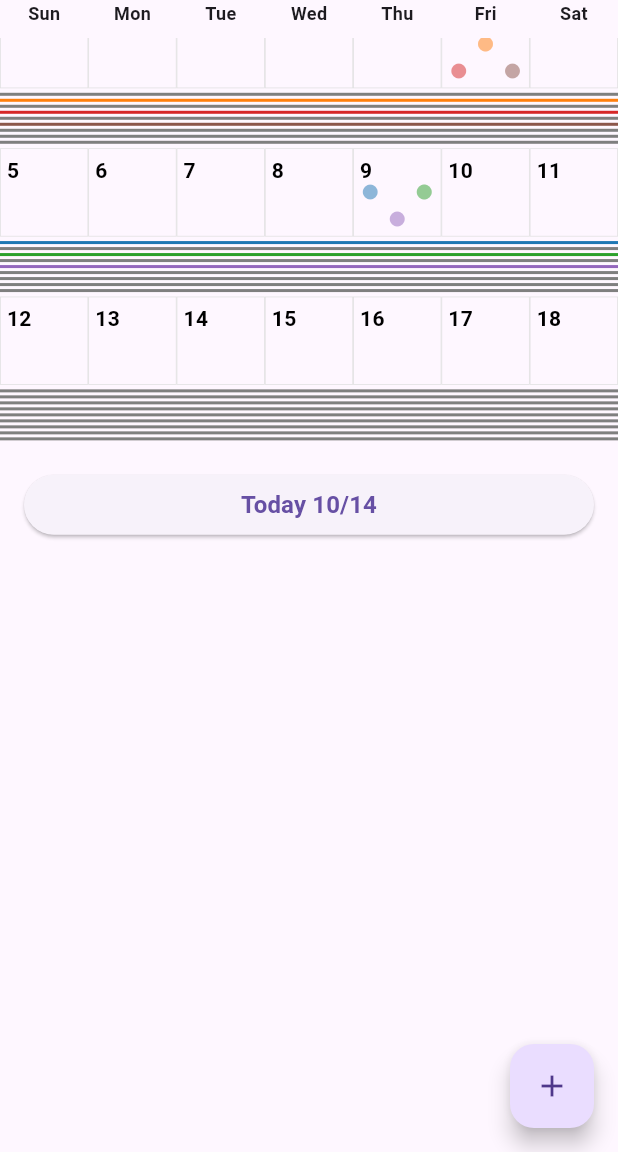
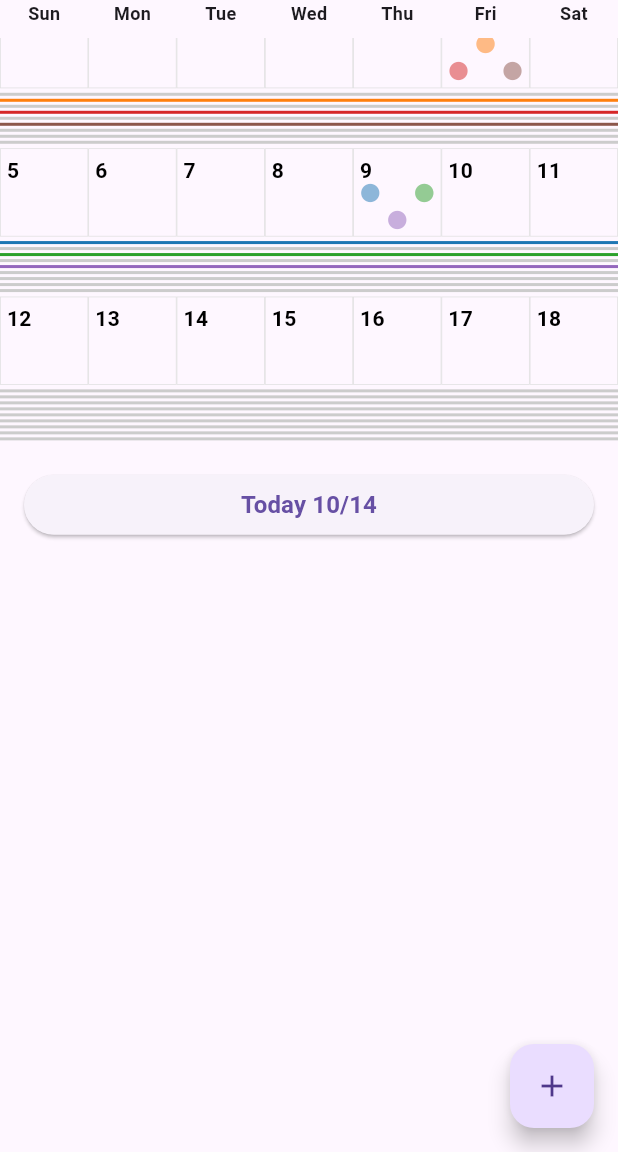
Before and after one commit to Sugisaki/keizoku, a Flutter app: the screen it shows after launch, after a tap on an icon or button, on a phone screen of 412 x 824 dp, the part 84-1236 px from its top. Run offline on Flutter 3.47's test engine with Material 3 defaults, Android fonts, the phone set to English and light mode, and no system bars; our stand-ins replace shared_preferences.

Commit message:
項目の無効色と日のアイコンサイズ

```diff
--- a/lib/models/calendar_settings.dart
+++ b/lib/models/calendar_settings.dart
@@ -13,7 +13,7 @@ class CalendarSettings {
 
   CalendarSettings({
     Map<String, Color>? itemColorPalette,
-    this.disabledItemColor = const Color(0xFF7f7f7f), // デフォルトはグレー
+    this.disabledItemColor = const Color(0xFFcccccc), // 無効色はグレー
     this.startOfWeek = DateTime.sunday, // デフォルトは日曜日
   }) : itemColorPalette = itemColorPalette ?? _defaultColorPalette;
 
--- a/lib/repositories/local/local_records_repository.dart
+++ b/lib/repositories/local/local_records_repository.dart
@@ -20,9 +20,15 @@ class LocalRecordsRepository implements RecordsRepository {
     // 固定のテストデータを定義
     final testData = {
       DateTime(2024, 10, 9): [1],
-          DateTime(2025, 9, 9): [7,8],
-          DateTime(2025, 10, 3): [2,4,6],
-          DateTime(2025, 10, 9): [1,3,5],
+      DateTime(2024, 10, 10): [2],
+      DateTime(2024, 10, 11): [3],
+
+      DateTime(2025, 9, 1): [1,2,3],
+      DateTime(2025, 9, 4): [1,2,3,4,5,6],
+      DateTime(2025, 9, 7): [1,2,3,4,5,6,7,8,9],
+
+      DateTime(2025, 10, 3): [2,4,6],
+      DateTime(2025, 10, 9): [1,3,5],
     };
 
     try {
--- a/lib/widgets/calendar_widget.dart
+++ b/lib/widgets/calendar_widget.dart
@@ -253,6 +253,7 @@ class _CalendarWidgetState extends State<CalendarWidget> {
                       records: widget.records,
                       settings: widget.settings,
                       isScrolling: _isScrolling,
+                      cellWidth: constraints.maxWidth / 7,
                     );
                   },
                 ),
--- a/lib/widgets/day_cell_widget.dart
+++ b/lib/widgets/day_cell_widget.dart
@@ -10,7 +10,8 @@ class DayCellWidget extends StatelessWidget {
   final List<CalendarItem> items;
   final List<int> recordIds;
   final CalendarSettings settings;
-  final bool isScrolling; // スクロール中かどうかのフラグ
+  final bool isScrolling;
+  final double cellWidth;
 
   const DayCellWidget({
     super.key,
@@ -19,7 +20,8 @@ class DayCellWidget extends StatelessWidget {
     required this.items,
     required this.recordIds,
     required this.settings,
-    this.isScrolling = false, // デフォルトはfalse
+    this.isScrolling = false,
+    required this.cellWidth,
   });
 
   @override
@@ -60,6 +62,7 @@ class DayCellWidget extends StatelessWidget {
 
   // 3x3のアイコン用グリッドを構築する
   Widget _buildIconGrid() {
+    final iconSize = cellWidth / 4;
     const idToIndexMap = {
       7: 0, 8: 1, 9: 2,
       1: 3, 2: 4, 3: 5,
@@ -77,7 +80,7 @@ class DayCellWidget extends StatelessWidget {
             child: Icon(
               item.getEffectiveIcon(),
               color: item.getEffectiveColor(settings),
-              size: 12,
+              size: iconSize,
             ),
           );
         } catch (e) {
--- a/lib/widgets/week_row_widget.dart
+++ b/lib/widgets/week_row_widget.dart
@@ -11,7 +11,8 @@ class WeekRowWidget extends StatelessWidget {
   final List<CalendarItem> items;
   final CalendarRecords records;
   final CalendarSettings settings;
-  final bool isScrolling; // 追加
+  final bool isScrolling;
+  final double cellWidth;
 
   const WeekRowWidget({
     super.key,
@@ -20,7 +21,8 @@ class WeekRowWidget extends StatelessWidget {
     required this.items,
     required this.records,
     required this.settings,
-    this.isScrolling = false, // 追加
+    this.isScrolling = false,
+    required this.cellWidth,
   });
 
   @override
@@ -39,7 +41,8 @@ class WeekRowWidget extends StatelessWidget {
                   items: items,
                   recordIds: records.getRecordsForDay(date),
                   settings: settings,
-                  isScrolling: isScrolling, // isScrollingを渡す
+                  isScrolling: isScrolling,
+                  cellWidth: cellWidth,
                 ),
               ),
             );
```
